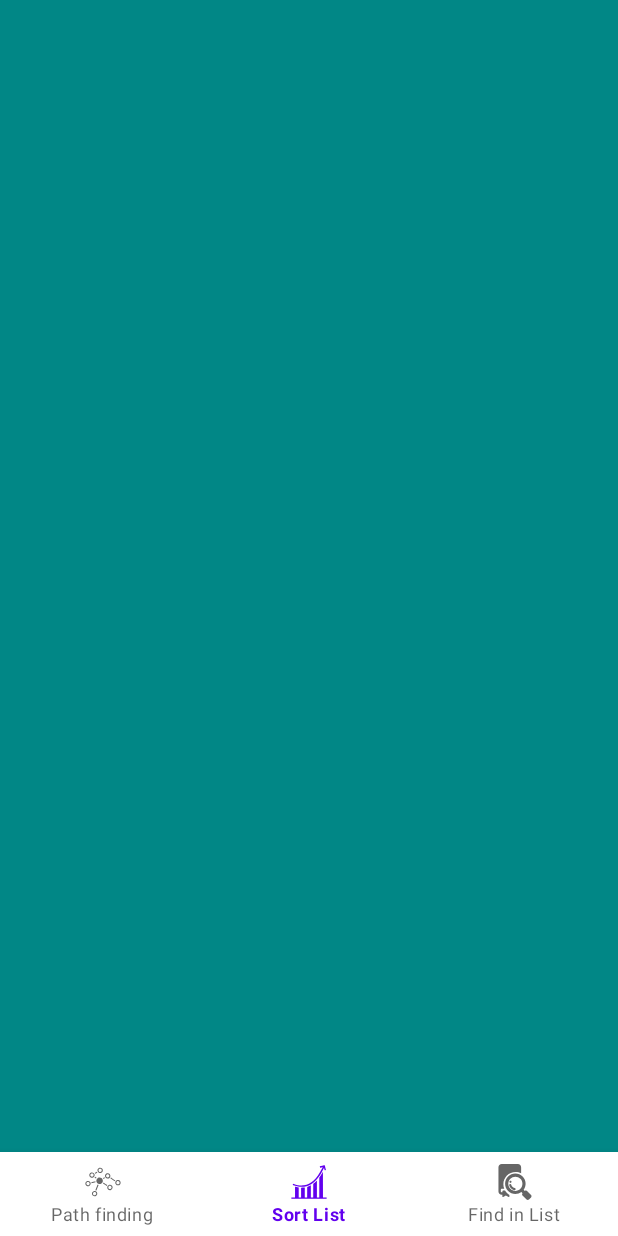
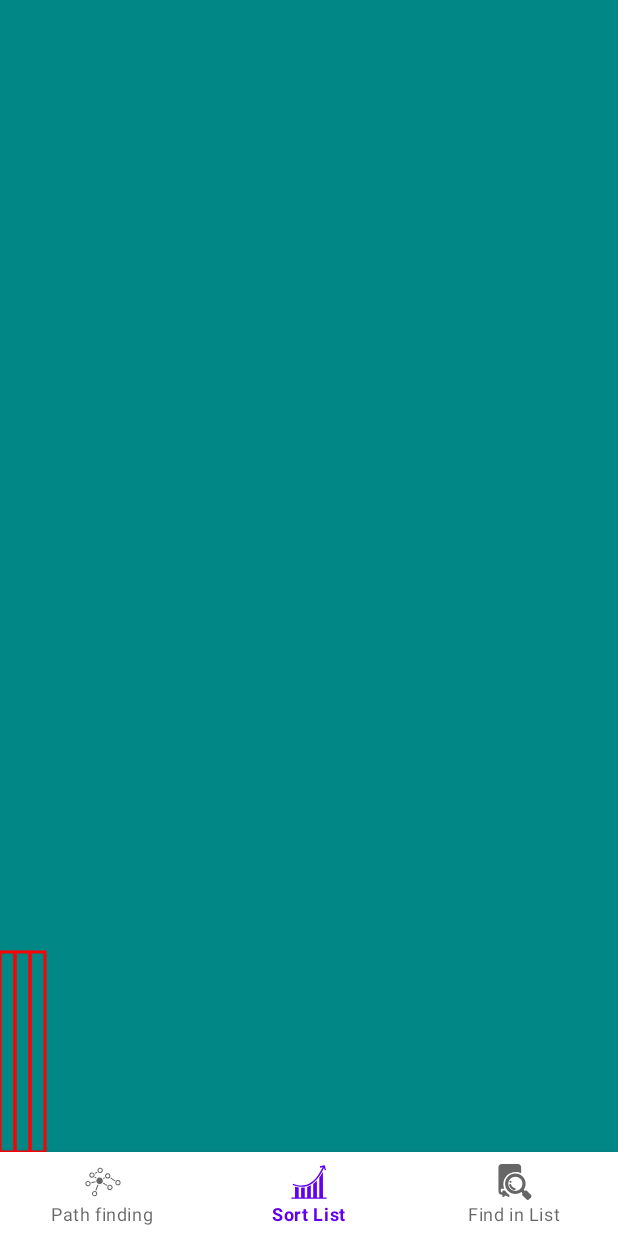
Before and after one commit to sergyabanzhy/algoholic, an Android app: the screen it shows after launch (MainActivity), item 2 of the bottom bar chosen, on a phone screen of 412 x 824 dp. Run offline under Robolectric (Android 15) with nearby library versions, the phone set to English and light mode, and no system bars; our stand-ins replace navigation-ui.

Commit message:
Add column entity for sorting

```diff
--- /dev/null
+++ b/app/src/main/java/com/algoholic/algo/sort/Column.kt
@@ -0,0 +1,13 @@
+package com.algoholic.algo.sort
+
+import android.graphics.Rect
+
+data class Column(var x: Int = 15, var y: Int = 200)
+
+fun Column.rect(pos: Int): Rect {
+    return if (pos == 0) {
+        Rect(pos, 0,x, y)
+    } else {
+        Rect((pos * x), 0,x*pos + x, y)
+    }
+}
--- /dev/null
+++ b/app/src/main/java/com/algoholic/algo/sort/SortingView.kt
@@ -0,0 +1,39 @@
+package com.algoholic.algo.sort
+
+import android.content.Context
+import android.graphics.Canvas
+import android.graphics.Color
+import android.graphics.Paint
+import android.util.AttributeSet
+import android.util.Log
+import android.view.View
+
+class SortingView : View {
+    constructor(context: Context) : super(context)
+
+    constructor(context: Context, attrs: AttributeSet?)
+            : super(context, attrs)
+
+    constructor(context: Context, attrs: AttributeSet?, defStyleAttr: Int)
+            : super(context, attrs, defStyleAttr)
+
+    constructor(context: Context, attrs: AttributeSet?, defStyleAttr: Int, defStyleRes: Int)
+            : super(context, attrs, defStyleAttr, defStyleRes)
+
+    private val gridColor = Paint().apply {
+        color = Color.RED
+        strokeWidth = 3F
+        style = Paint.Style.STROKE
+    }
+
+    override fun onDraw(canvas: Canvas) {
+        Log.d(TAG, "onDraw")
+        super.onDraw(canvas)
+
+        canvas.drawRect(Column().rect(0), gridColor)
+        canvas.drawRect(Column().rect(1), gridColor)
+        canvas.drawRect(Column().rect(2), gridColor)
+    }
+}
+
+private const val TAG = "SortingView"
--- a/app/src/main/res/layout/fragment_sort.xml
+++ b/app/src/main/res/layout/fragment_sort.xml
@@ -7,4 +7,9 @@
     android:background="@color/teal_700"
     tools:context=".MainActivity">
 
+    <com.algoholic.algo.sort.SortingView
+        android:layout_width="match_parent"
+        android:rotationX="180"
+        android:layout_height="match_parent"/>
+
 </androidx.coordinatorlayout.widget.CoordinatorLayout>
--- a/app/src/main/res/navigation/graph.xml
+++ b/app/src/main/res/navigation/graph.xml
@@ -1,7 +1,7 @@
 <?xml version="1.0" encoding="utf-8"?>
 <navigation xmlns:android="http://schemas.android.com/apk/res/android"
     xmlns:app="http://schemas.android.com/apk/res-auto"
-    app:startDestination="@id/path_finding"
+    app:startDestination="@id/sorting"
     android:id="@+id/graph">
 
     <fragment
```
